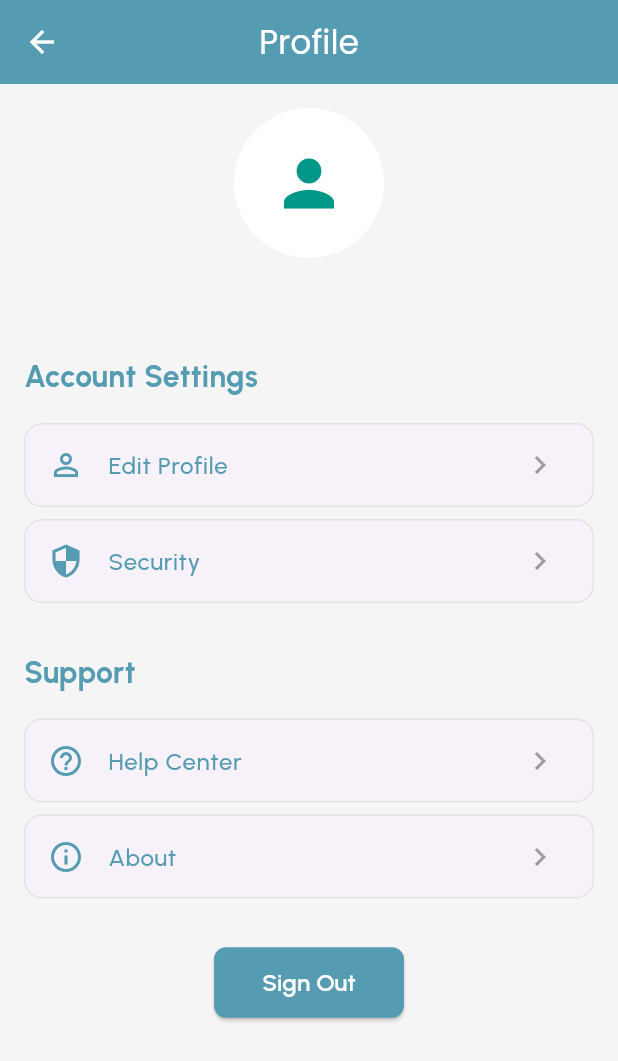
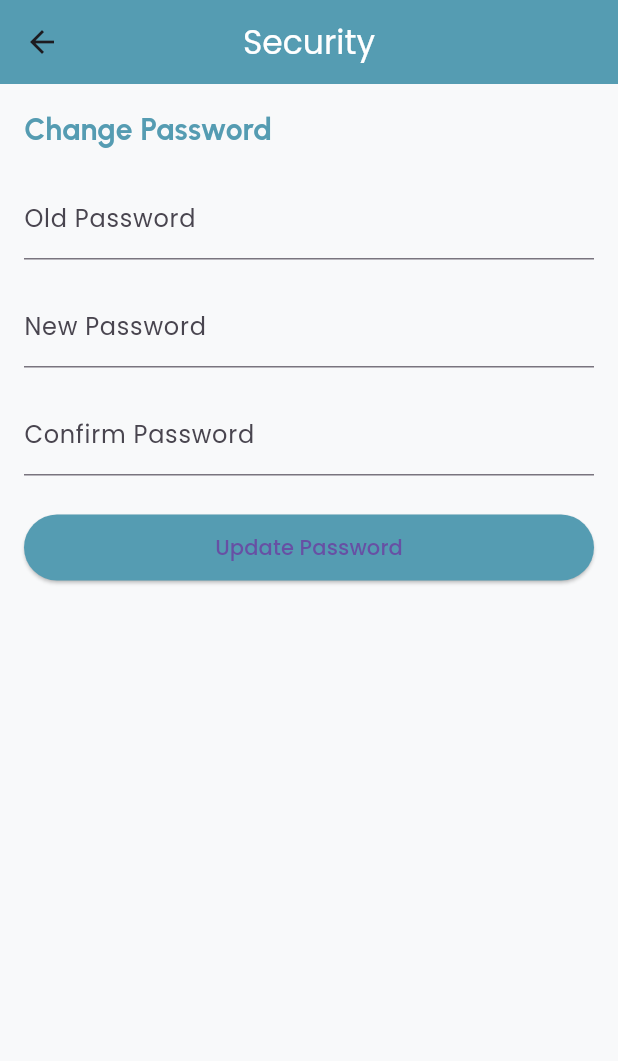
Before and after one commit to Mahad-Ghauri/Tour_guide-main, a Flutter app: the ProfileScreen screen opened by its route, after a tap on "Security", on a phone screen of 412 x 824 dp. Shown: the top 1061 px of the screen. Run offline on Flutter 3.47's test engine with Material 3 defaults, Android fonts, the phone set to English and light mode, and no system bars; our stand-ins replace flutter_rating_bar, flutter_staggered_animations, geolocator, google_fonts, google_maps_flutter, image_picker and 6 more; accounts and stored records are empty.

Commit message:
Add security screen and password update functionality

```diff
--- a/lib/Screens/Authentication Screens/profile_screen.dart
+++ b/lib/Screens/Authentication Screens/profile_screen.dart
@@ -2,6 +2,7 @@ import 'package:flutter/material.dart';
 import 'package:google_fonts/google_fonts.dart';
 import 'package:supabase_flutter/supabase_flutter.dart';
 import 'package:tour_guide_application/Screens/Authentication%20Screens/help_center_screen.dart';
+import 'package:tour_guide_application/Screens/Authentication%20Screens/security_screen.dart';
 import 'package:tour_guide_application/Screens/home_screen.dart';
 
 class ProfileScreen extends StatelessWidget {
@@ -67,7 +68,12 @@ class ProfileScreen extends StatelessWidget {
                       icon: Icons.security_outlined,
                       title: 'Security',
                       onTap: () {
-                        // TODO: Add security functionality
+                        Navigator.push(
+                          context,
+                          MaterialPageRoute(
+                            builder: (_) => const SecurityScreen(),
+                          ),
+                        );
                       },
                     ),
                     const SizedBox(height: 24),
--- /dev/null
+++ b/lib/Screens/Authentication Screens/security_screen.dart
@@ -0,0 +1,147 @@
+import 'package:flutter/material.dart';
+import 'package:google_fonts/google_fonts.dart';
+import 'package:supabase_flutter/supabase_flutter.dart';
+
+class SecurityScreen extends StatefulWidget {
+  const SecurityScreen({super.key});
+
+  @override
+  State<SecurityScreen> createState() => _SecurityScreenState();
+}
+
+class _SecurityScreenState extends State<SecurityScreen> {
+  final _oldPasswordController = TextEditingController();
+  final _newPasswordController = TextEditingController();
+  final _confirmPasswordController = TextEditingController();
+  final _formKey = GlobalKey<FormState>();
+  bool _isLoading = false;
+
+  Future<void> _updatePassword() async {
+    if (!_formKey.currentState!.validate()) return;
+
+    setState(() {
+      _isLoading = true;
+    });
+
+    final oldPassword = _oldPasswordController.text.trim();
+    final newPassword = _newPasswordController.text.trim();
+
+    try {
+      final response = await Supabase.instance.client.auth.signInWithPassword(
+        email: Supabase.instance.client.auth.currentUser?.email ?? '',
+        password: oldPassword,
+      );
+
+      if (response.session == null) {
+        throw Exception('Old password is incorrect.');
+      }
+
+      final updateResponse = await Supabase.instance.client.auth.updateUser(
+        UserAttributes(password: newPassword),
+      );
+
+      if (updateResponse.user == null) {
+        throw Exception('Failed to update the password.');
+      }
+
+      ScaffoldMessenger.of(context).showSnackBar(
+        const SnackBar(content: Text('Password updated successfully!')),
+      );
+      Navigator.pop(context);
+    } catch (e) {
+      ScaffoldMessenger.of(context).showSnackBar(
+        SnackBar(content: Text(e.toString())),
+      );
+    } finally {
+      setState(() {
+        _isLoading = false;
+      });
+    }
+  }
+
+  @override
+  Widget build(BuildContext context) {
+    return Scaffold(
+      appBar: AppBar(
+        title: const Text('Security', style: TextStyle(color: Colors.white)),
+        backgroundColor: const Color(0xFF559CB2),
+        centerTitle: true,
+      ),
+      body: Padding(
+        padding: const EdgeInsets.all(16.0),
+        child: Form(
+          key: _formKey,
+          child: Column(
+            crossAxisAlignment: CrossAxisAlignment.start,
+            children: [
+              Text(
+                'Change Password',
+                style: GoogleFonts.urbanist(
+                  fontSize: 20,
+                  fontWeight: FontWeight.bold,
+                  color: const Color(0xFF559CB2),
+                ),
+              ),
+              const SizedBox(height: 16),
+              TextFormField(
+                controller: _oldPasswordController,
+                obscureText: true,
+                decoration: const InputDecoration(labelText: 'Old Password'),
+                validator: (value) {
+                  if (value == null || value.isEmpty) {
+                    return 'Please enter your old password.';
+                  }
+                  return null;
+                },
+              ),
+              const SizedBox(height: 16),
+              TextFormField(
+                controller: _newPasswordController,
+                obscureText: true,
+                decoration: const InputDecoration(labelText: 'New Password'),
+                validator: (value) {
+                  if (value == null || value.isEmpty) {
+                    return 'Please enter a new password.';
+                  }
+                  if (value.length < 6) {
+                    return 'Password must be at least 6 characters.';
+                  }
+                  return null;
+                },
+              ),
+              const SizedBox(height: 16),
+              TextFormField(
+                controller: _confirmPasswordController,
+                obscureText: true,
+                decoration: const InputDecoration(labelText: 'Confirm Password'),
+                validator: (value) {
+                  if (value == null || value.isEmpty) {
+                    return 'Please confirm your new password.';
+                  }
+                  if (value != _newPasswordController.text) {
+                    return 'Passwords do not match.';
+                  }
+                  return null;
+                },
+              ),
+              const SizedBox(height: 24),
+              SizedBox(
+                width: double.infinity,
+                child: ElevatedButton(
+                  onPressed: _isLoading ? null : _updatePassword,
+                  style: ElevatedButton.styleFrom(
+                    backgroundColor: const Color(0xFF559CB2),
+                    padding: const EdgeInsets.symmetric(vertical: 12),
+                  ),
+                  child: _isLoading
+                      ? const CircularProgressIndicator(color: Colors.white)
+                      : const Text('Update Password'),
+                ),
+              ),
+            ],
+          ),
+        ),
+      ),
+    );
+  }
+}
```
Also changed, not shown: pubspec.lock.
